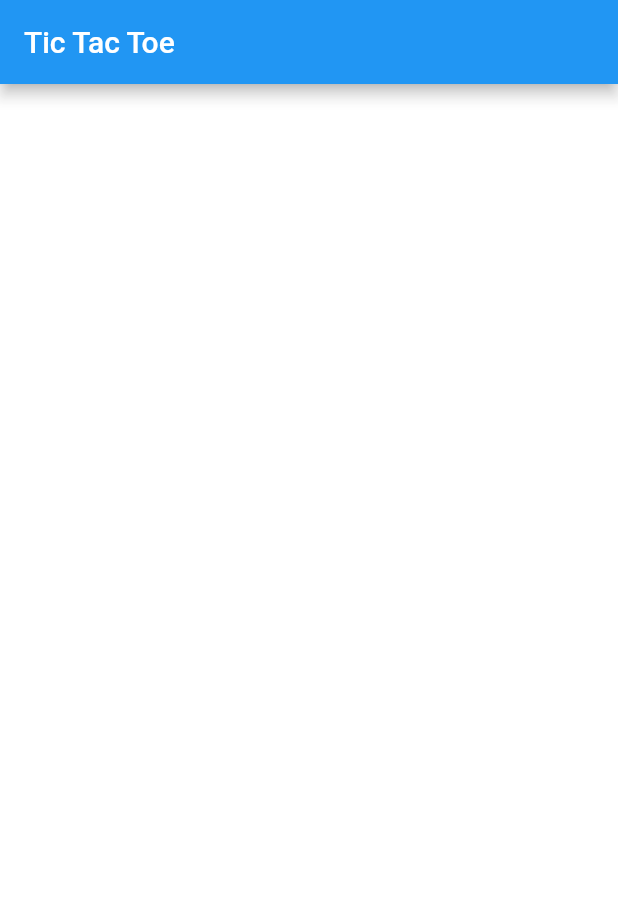
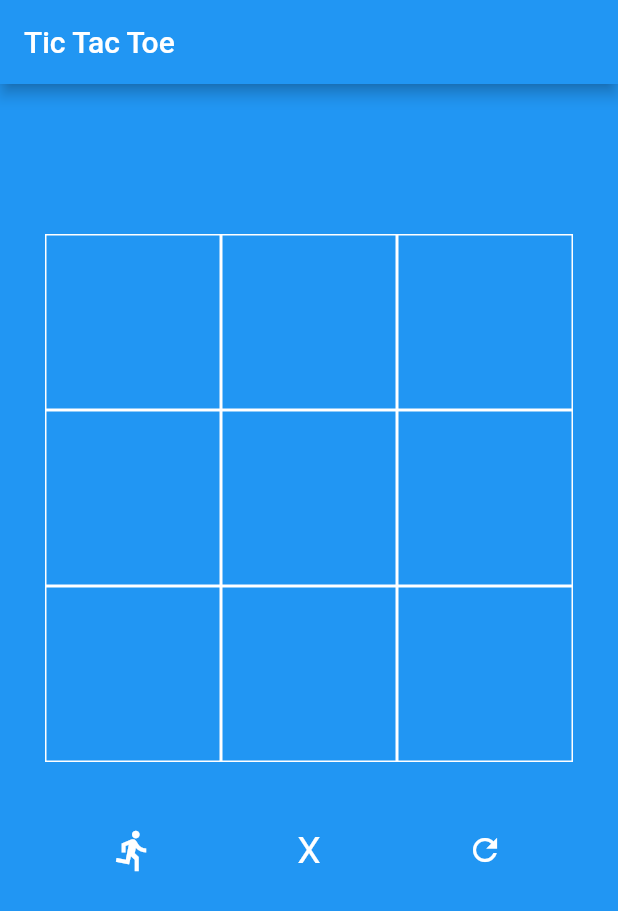
Before and after one commit to cksharma11/flutter-tictactoe, a Flutter app: the screen it shows after launch, on a phone screen of 412 x 824 dp. Shown: the top 911 px of the screen. Run offline on Flutter 3.47's test engine with Material 2 defaults, Android fonts, the phone set to English and light mode, and no system bars.

```diff
--- a/lib/board.dart
+++ b/lib/board.dart
@@ -14,6 +14,17 @@ class BoardState extends State<Board> {
   var currentPlayerIndex = 0;
   var isFinished = false;
 
+  void _reset() {
+    xMoves.clear();
+    oMoves.clear();
+    for (var i = 0; i < board.length; i++) {
+      board[i] = EMPTY_POSITION;
+    }
+    currentPlayerIndex = 0;
+    isFinished = false;
+    print(board);
+  }
+
   bool hasWon() {
     var moves = currentPlayerIndex == 0 ? xMoves : oMoves;
     return WINNING_COMBINATIONS.any(
@@ -29,18 +40,21 @@ class BoardState extends State<Board> {
   }
 
   void placeSymbolOnBoard(position) {
-    board[position] = symbols[currentPlayerIndex];
+    board[position] = SYMBOLS[currentPlayerIndex];
   }
 
   void updateTurn() {
     currentPlayerIndex = 1 - currentPlayerIndex;
   }
 
-  void setNewState(position) {
+  void setNewState(position, context) {
     addPositionToPlayerMoves(position);
     placeSymbolOnBoard(position);
     if (hasWon()) {
-      Scaffold.of(context).showSnackBar(_errorSnakeBar());
+      Scaffold.of(context)
+          .showSnackBar(_snakeBarMessage(WINNING_MESSAGE, false));
+      isFinished = true;
+      return;
     }
     updateTurn();
   }
@@ -48,7 +62,7 @@ class BoardState extends State<Board> {
   @override
   Widget build(BuildContext context) {
     return Scaffold(
-      backgroundColor: Colors.white10,
+      backgroundColor: Colors.blue,
       appBar: AppBar(
         title: Text(TITLE),
       ),
@@ -64,15 +78,16 @@ class BoardState extends State<Board> {
     void onTap(position) {
       setState(() {
         if (isPositionEmpty(position)) {
-          Scaffold.of(context).showSnackBar(_errorSnakeBar());
+          Scaffold.of(context)
+              .showSnackBar(_snakeBarMessage(PLACE_NOT_EMPTY_ERROR, true));
           return;
         }
-        setNewState(position);
+        setNewState(position, context);
       });
     }
 
     return Padding(
-      padding: const EdgeInsets.fromLTRB(20, 150, 20, 150),
+      padding: const EdgeInsets.fromLTRB(30.0, 100, 30.0, 0),
       child: GridView(
         gridDelegate: SliverGridDelegateWithFixedCrossAxisCount(
           crossAxisCount: 3,
@@ -81,15 +96,46 @@ class BoardState extends State<Board> {
         children: <Widget>[
           for (var position = 1; position <= 9; position++)
             Box(
-              onTap: () => onTap(position),
+              onTap: () {
+                if (isFinished) return;
+                onTap(position);
+              },
               symbol: board[position],
             ),
+          Icon(
+            isFinished ? Icons.done : Icons.directions_run,
+            color: Colors.white,
+            size: 30,
+          ),
+          _message(SYMBOLS[currentPlayerIndex], 25),
+          IconButton(
+            icon: Icon(Icons.refresh),
+            color: Colors.white,
+            onPressed: () {
+              setState(() {
+                _reset();
+              });
+            },
+          ),
         ],
       ),
     );
   }
 }
 
-Widget _errorSnakeBar() {
-  return SnackBar(content: Text(PLACE_NOT_EMPTY_ERROR));
+Widget _message(String message, double fontSize) {
+  return Center(
+    child: Text(message,
+        style: TextStyle(
+          color: Colors.white,
+          fontSize: fontSize,
+        )),
+  );
 }
+
+Widget _snakeBarMessage(String message, bool error) {
+  return SnackBar(
+    content: Text(message),
+    backgroundColor: error ? Colors.red : Colors.green,
+  );
+}
--- a/lib/box.dart
+++ b/lib/box.dart
@@ -1,4 +1,5 @@
 import 'package:flutter/material.dart';
+import 'package:tictactoe/constants.dart';
 
 class Box extends StatelessWidget {
   Box({@required this.onTap, @required this.symbol});
@@ -10,14 +11,15 @@ class Box extends StatelessWidget {
   Widget build(BuildContext context) {
     return Container(
       decoration: BoxDecoration(
-        border: Border.all(color: Colors.white10),
+        border: Border.all(color: Colors.white),
       ),
       child: InkWell(
           onTap: onTap,
           child: Center(
             child: Text(
               symbol,
-              style: TextStyle(fontSize: 40, color: Colors.white),
+              style: TextStyle(
+                  fontSize: 40, color: symbol == X ? Colors.red : Colors.white),
             ),
           )),
     );
--- a/lib/constants.dart
+++ b/lib/constants.dart
@@ -3,6 +3,8 @@ final String O = "O";
 final String EMPTY_POSITION = "";
 final String TITLE = "Tic Tac Toe";
 final String PLACE_NOT_EMPTY_ERROR = "There is already a symbol!";
+final String WINNING_MESSAGE = "Current Player has won the game";
+
 final List<String> INITIAL_BOARD = <String>[
   EMPTY_POSITION,
   EMPTY_POSITION,
@@ -25,4 +27,4 @@ final WINNING_COMBINATIONS = [
   [1, 5, 9],
   [3, 5, 7]
 ];
-final symbols = <String>[X, O];
+final SYMBOLS = <String>[X, O];
```
